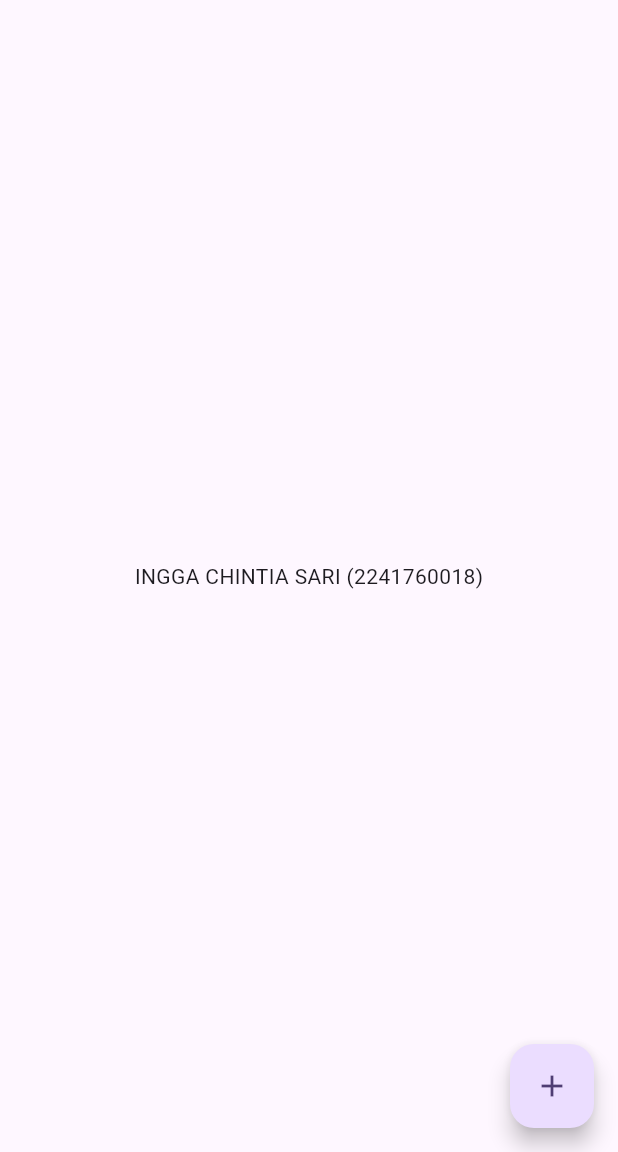
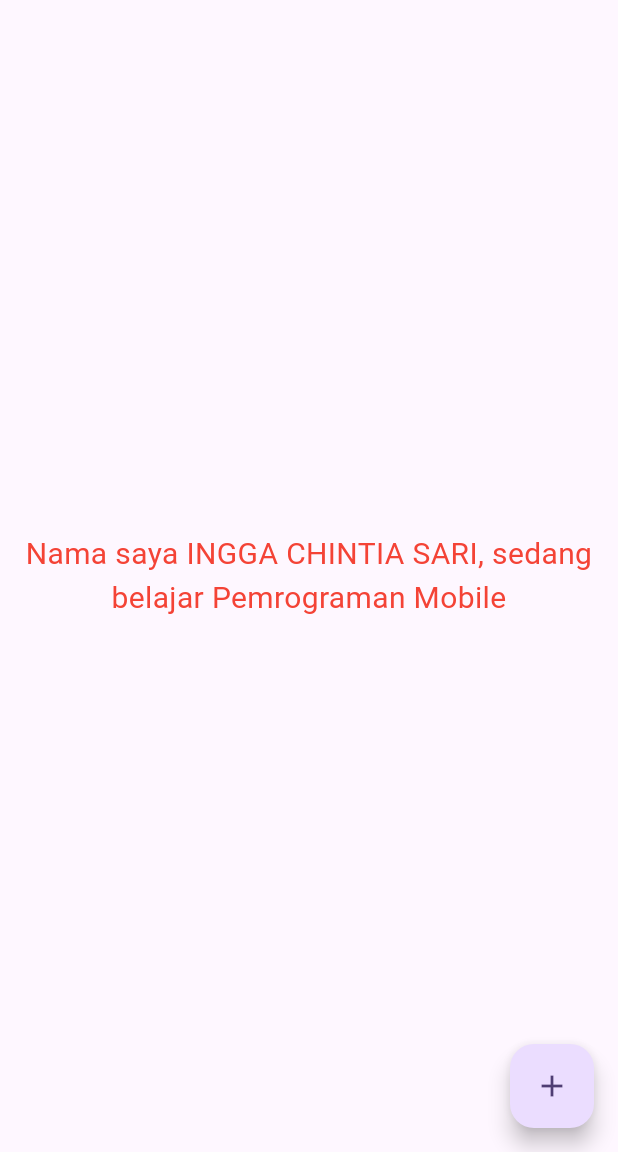
Before and after one commit to InggaChintia/flutter-fundamental-part1, a Flutter app: the screen it shows after launch, on a phone screen of 412 x 824 dp, the part 84-1236 px from its top. Run offline on Flutter 3.47's test engine with Material 3 defaults, Android fonts, the phone set to English and light mode, and no system bars.

```diff
--- /dev/null
+++ b/lib/basic_widgets/text_widgets.dart
@@ -0,0 +1,13 @@
+import 'package:flutter/material.dart';
+
+class MyTextWidget extends StatelessWidget {
+  const MyTextWidget({Key? key}) : super(key: key);
+
+  @override
+  Widget build(BuildContext context) {
+    return const Text(
+        "Nama saya INGGA CHINTIA SARI, sedang belajar Pemrograman Mobile",
+        style: TextStyle(color: Colors.red, fontSize: 20),
+        textAlign: TextAlign.center);
+  }
+}
--- a/lib/main.dart
+++ b/lib/main.dart
@@ -1,4 +1,5 @@
 import 'package:flutter/material.dart';
+import 'package:hello_world/basic_widgets/text_widgets.dart';
 
 void main() {
   runApp(const MyApp());
@@ -105,9 +106,10 @@ class _MyHomePageState extends State<MyHomePage> {
           // wireframe for each widget.
           mainAxisAlignment: MainAxisAlignment.center,
           children: <Widget>[
-            const Text(
-              'INGGA CHINTIA SARI (2241760018)',
-            ),
+            const MyTextWidget(),
+            // const Text(
+            //   'INGGA CHINTIA SARI (2241760018)',
+            // ),
             // Text(
             //   '$_counter',
             //   style: Theme.of(context).textTheme.headlineMedium,
```
Also changed, not shown: images/02.jpg (added), 1 other file.
